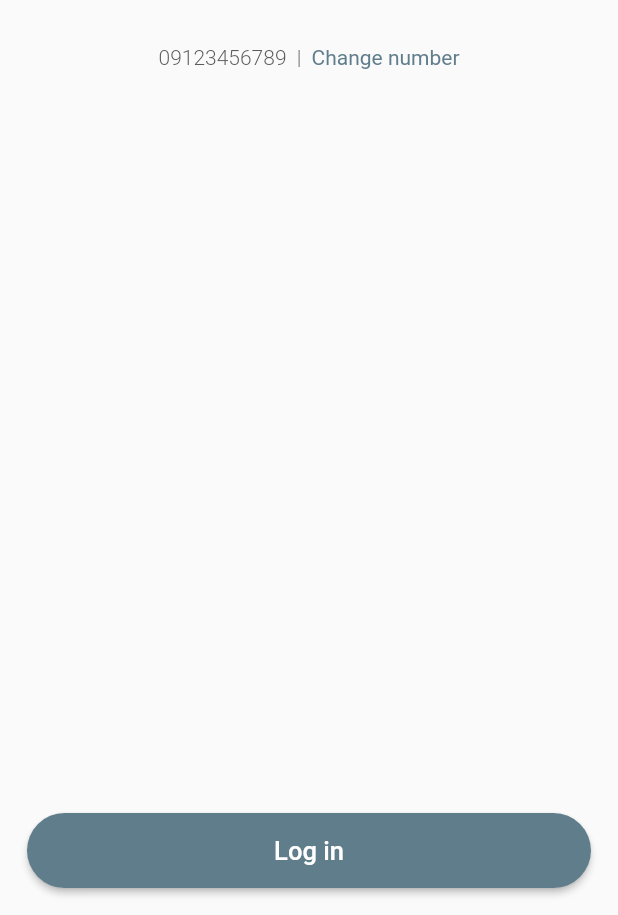
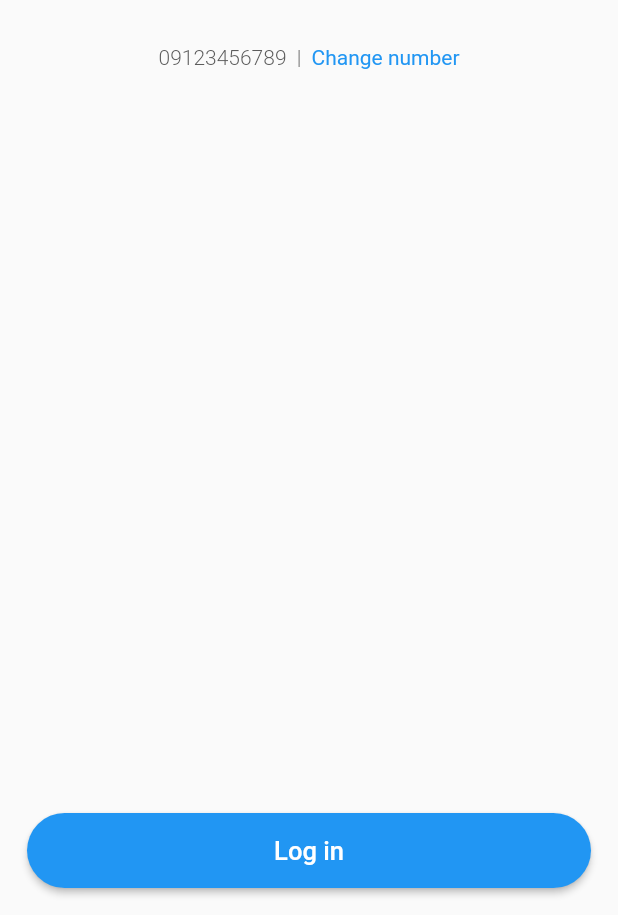
Before and after one commit to tristanescaba/riverpod_wallet, a Flutter app: the screen it shows after launch, on a phone screen of 412 x 824 dp, the part 321-1236 px from its top. Run offline on Flutter 3.47's test engine with Material 2 defaults, Android fonts, the phone set to English and light mode, and no system bars; our stand-ins replace sliding_up_panel.

Commit message:
Added constants file, handle back and logout function

```diff
--- a/lib/main.dart
+++ b/lib/main.dart
@@ -1,5 +1,6 @@
 import 'package:flutter/material.dart';
 import 'package:riverpod_wallet/ui/screens/welcome/welcome_screen.dart';
+import 'package:riverpod_wallet/ui/shared/utils/constants.dart';
 
 void main() {
   runApp(const MyApp());
@@ -12,7 +13,7 @@ class MyApp extends StatelessWidget {
   Widget build(BuildContext context) {
     return MaterialApp(
       title: 'Riverpod Wallet',
-      theme: ThemeData(primarySwatch: Colors.blueGrey),
+      theme: ThemeData(primarySwatch: kPrimaryColor),
       home: const WelcomeScreen(),
     );
   }
--- a/lib/ui/screens/welcome/welcome_screen.dart
+++ b/lib/ui/screens/welcome/welcome_screen.dart
@@ -1,7 +1,7 @@
 import 'package:flutter/material.dart';
 import 'package:riverpod_wallet/ui/screens/dashboard/dashboard_screen.dart';
 import 'package:riverpod_wallet/ui/shared/utils/constants.dart';
-import 'package:riverpod_wallet/ui/shared/widgets/default_button_widget.dart';
+import 'package:riverpod_wallet/ui/shared/widgets/default_button.dart';
 
 class WelcomeScreen extends StatelessWidget {
   const WelcomeScreen({Key? key}) : super(key: key);
--- a/lib/ui/shared/utils/constants.dart
+++ b/lib/ui/shared/utils/constants.dart
@@ -1,6 +1,6 @@
 import 'package:flutter/material.dart';
 
-const kPrimaryColor = Colors.blueGrey;
+const kPrimaryColor = Colors.blue;
 const kPrimaryLightColor = Colors.lightBlue;
 const kSecondaryColor = Colors.blueAccent;
 const kTextColor = Color(0xff5c5c5c);
```
Also changed, not shown: lib/ui/screens/dashboard/dashboard_screen.dart (+38 -2 lines), lib/ui/shared/widgets/default_button.dart (renamed from lib/ui/shared/widgets/default_button_widget.dart).
